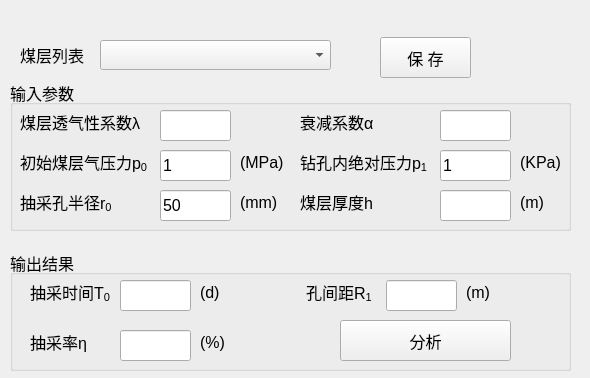
Old version of the form python/cbm/uifiles/gas_drilling_optimize_dlg.ui in the repository wyrover/cbm.
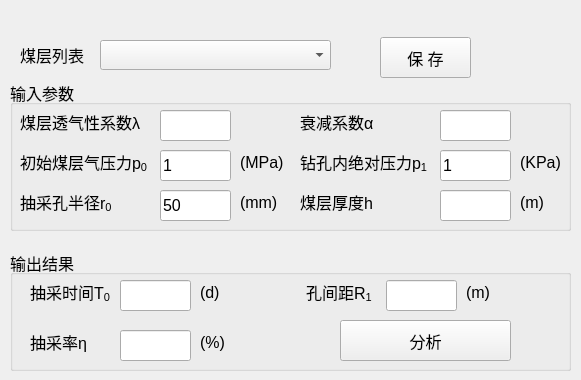
New version of the form. Icons and pictures are not drawn.

```diff
--- a/python/cbm/uifiles/gas_drilling_optimize_dlg.ui
+++ b/python/cbm/uifiles/gas_drilling_optimize_dlg.ui
@@ -6,8 +6,8 @@
    <rect>
     <x>0</x>
     <y>0</y>
-    <width>590</width>
-    <height>378</height>
+    <width>581</width>
+    <height>380</height>
    </rect>
   </property>
   <property name="windowTitle">
@@ -18,7 +18,7 @@
     <rect>
      <x>0</x>
      <y>0</y>
-     <width>591</width>
+     <width>581</width>
      <height>31</height>
     </rect>
    </property>
@@ -82,7 +82,7 @@
    <widget class="QPushButton" name="btnMenu_Close">
     <property name="geometry">
      <rect>
-      <x>550</x>
+      <x>540</x>
       <y>0</y>
       <width>41</width>
       <height>31</height>
```
Left out of the diff: 1 changed line with no effect on the pictures.
